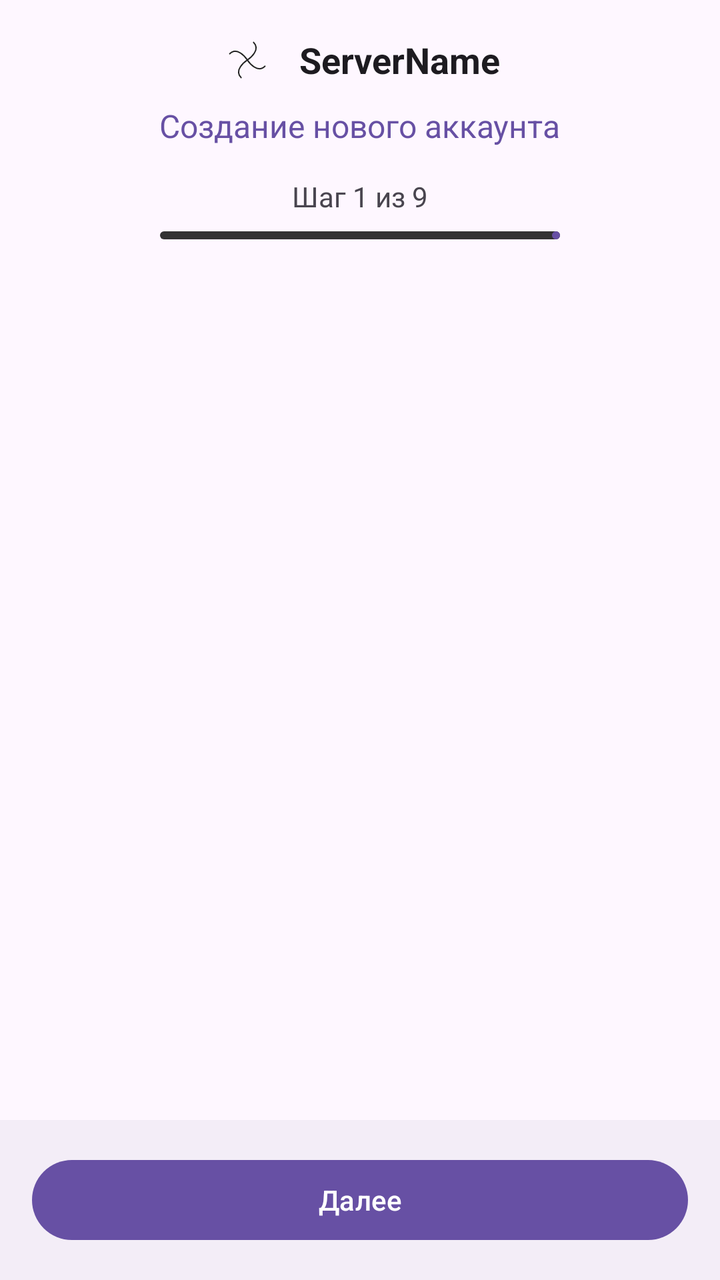
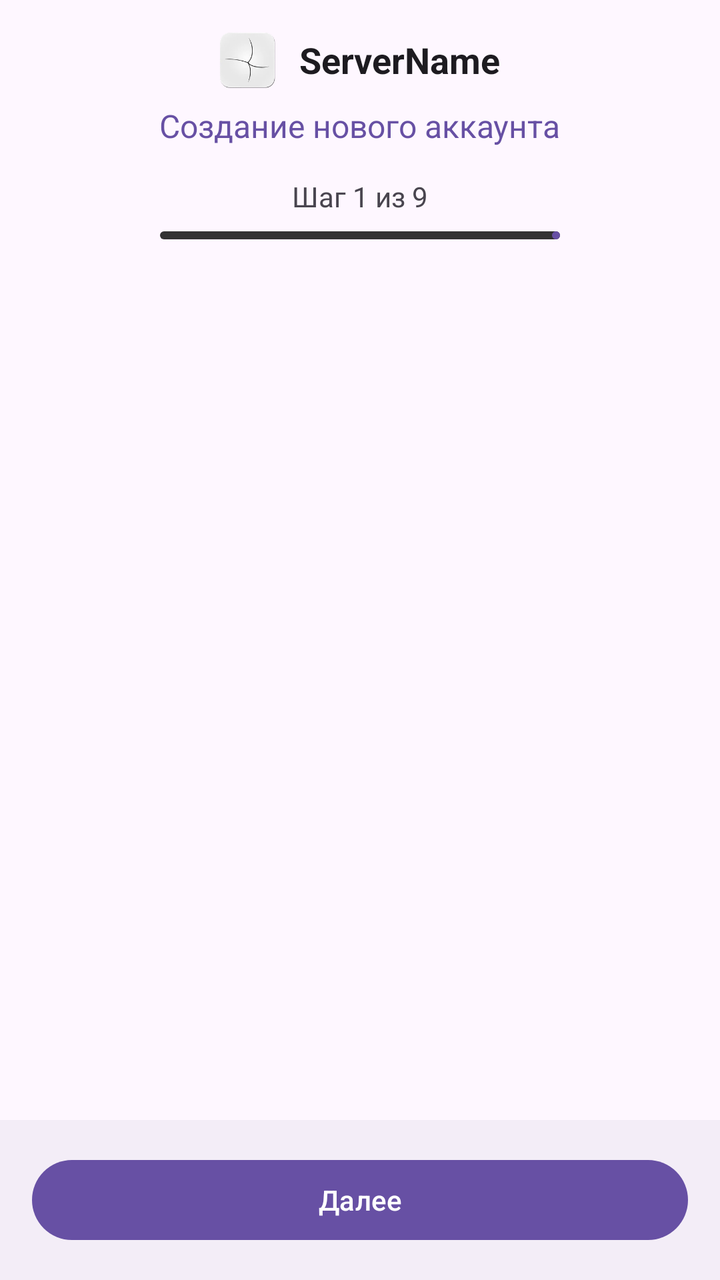

Screens rendered from an Android XML layout before and after an edit, with the pre-edit source and the edit as a unified diff.
<!-- AndroidManifest.xml: activity theme Theme.BarkfluffClientAndroid -->
<!-- res/layout/activity_register.xml -->
<?xml version="1.0" encoding="utf-8"?>
<androidx.coordinatorlayout.widget.CoordinatorLayout xmlns:android="http://schemas.android.com/apk/res/android"
    xmlns:app="http://schemas.android.com/apk/res-auto"
    android:layout_width="match_parent"
    android:layout_height="match_parent"
    android:background="?android:attr/colorBackground"
    android:fitsSystemWindows="true">

    <LinearLayout
        android:layout_width="match_parent"
        android:layout_height="match_parent"
        android:orientation="vertical">

        
        <LinearLayout
            android:id="@+id/headerPanel"
            android:layout_width="match_parent"
            android:layout_height="wrap_content"
            android:orientation="vertical"
            android:paddingStart="16dp"
            android:paddingTop="16dp"
            android:paddingEnd="16dp"
            android:paddingBottom="8dp">

            
            <LinearLayout
                android:layout_width="wrap_content"
                android:layout_height="wrap_content"
                android:layout_gravity="center_horizontal"
                android:gravity="center_vertical"
                android:orientation="horizontal">

                <ImageView
                    android:layout_width="28dp"
                    android:layout_height="28dp"
                    android:src="@drawable/ic_launcher_foreground"
                    android:contentDescription="@string/app_name" />

                <TextView
                    android:id="@+id/serverNameText"
                    android:layout_width="wrap_content"
                    android:layout_height="wrap_content"
                    android:layout_marginStart="12dp"
                    android:text="ServerName"
                    android:textColor="?attr/colorOnSurface"
                    android:textSize="18sp"
                    android:textStyle="bold" />
            </LinearLayout>

            
            <TextView
                android:id="@+id/titleText"
                android:layout_width="wrap_content"
                android:layout_height="wrap_content"
                android:layout_gravity="center_horizontal"
                android:layout_marginTop="8dp"
                android:text="Создание нового аккаунта"
                android:textColor="?attr/colorPrimary"
                android:textSize="16sp" />

            
            <TextView
                android:id="@+id/stepIndicatorText"
                android:layout_width="wrap_content"
                android:layout_height="wrap_content"
                android:layout_gravity="center_horizontal"
                android:layout_marginTop="15dp"
                android:text="Шаг 1 из 9"
                android:textColor="?attr/colorOnSurfaceVariant"
                android:textSize="14sp" />

            
            <com.google.android.material.progressindicator.LinearProgressIndicator
                android:id="@+id/stepProgressBar"
                android:layout_width="200dp"
                android:layout_height="wrap_content"
                android:layout_gravity="center_horizontal"
                android:layout_marginTop="8dp"
                android:indeterminate="false"
                app:indicatorColor="?attr/colorPrimary"
                app:trackColor="#333333"
                app:trackThickness="4dp" />
        </LinearLayout>

        
        <FrameLayout
            android:id="@+id/contentFrame"
            android:layout_width="match_parent"
            android:layout_height="0dp"
            android:layout_weight="1" />

        
        <LinearLayout
            android:id="@+id/buttonPanel"
            android:layout_width="match_parent"
            android:layout_height="wrap_content"
            android:orientation="horizontal"
            android:padding="16dp"
            android:background="?attr/colorSurfaceContainer">

            <com.google.android.material.button.MaterialButton
                android:id="@+id/nextButton"
                android:layout_width="match_parent"
                android:layout_height="wrap_content"
                android:text="Далее" />
        </LinearLayout>
    </LinearLayout>
</androidx.coordinatorlayout.widget.CoordinatorLayout>
<!-- resources referenced by this layout -->
<resources>
  <!-- drawable ic_launcher_foreground (drawable) -->
  <?xml version="1.0" encoding="utf-8"?>
  <vector xmlns:android="http://schemas.android.com/apk/res/android"
      android:width="108dp"
      android:height="108dp"
      android:viewportWidth="108"
      android:viewportHeight="108">
  
      
  
      
      <path
          android:pathData="M66,20 C80,34 60,50 54,54"
          android:strokeColor="#222222"
          android:strokeWidth="2.5"
          android:strokeLineCap="round"
          android:fillColor="#00000000" />
  
      
      <path
          android:pathData="M88,66 C74,80 58,60 54,54"
          android:strokeColor="#222222"
          android:strokeWidth="2.5"
          android:strokeLineCap="round"
          android:fillColor="#00000000" />
  
      
      <path
          android:pathData="M42,88 C28,74 48,58 54,54"
          android:strokeColor="#222222"
          android:strokeWidth="2.5"
          android:strokeLineCap="round"
          android:fillColor="#00000000" />
  
      
      <path
          android:pathData="M20,42 C34,28 50,48 54,54"
          android:strokeColor="#222222"
          android:strokeWidth="2.5"
          android:strokeLineCap="round"
          android:fillColor="#00000000" />
  
  </vector>
  <string name="app_name">Barkfluff</string>
  <style name="Theme.BarkfluffClientAndroid" parent="Base.Theme.BarkfluffClientAndroid" />
  <style name="Base.Theme.BarkfluffClientAndroid" parent="Theme.Material3.DayNight.NoActionBar">
          
          <item name="android:windowLayoutInDisplayCutoutMode" tools:targetApi="p">shortEdges</item>
          <item name="android:statusBarColor">@android:color/transparent</item>
          <item name="android:navigationBarColor">@android:color/transparent</item>
          <item name="android:windowBackground">?android:attr/colorBackground</item>
  
          
          <item name="shapeAppearanceSmallComponent">@style/ShapeAppearance.Material3.SmallComponent</item>
          <item name="shapeAppearanceMediumComponent">@style/ShapeAppearance.Material3.MediumComponent</item>
          <item name="shapeAppearanceLargeComponent">@style/ShapeAppearance.Material3.LargeComponent</item>
  
          
          <item name="textAppearanceDisplayLarge">@style/TextAppearance.Material3.DisplayLarge</item>
          <item name="textAppearanceHeadlineLarge">@style/TextAppearance.Material3.HeadlineLarge</item>
          <item name="textAppearanceTitleLarge">@style/TextAppearance.Material3.TitleLarge</item>
      </style>
</resources>

<!-- the commit's change to res/layout/activity_register.xml (unified diff, before → after) -->
@@ -33,7 +33,7 @@
                 <ImageView
                     android:layout_width="28dp"
                     android:layout_height="28dp"
-                    android:src="@drawable/ic_launcher_foreground"
+                    android:src="@mipmap/ic_launcher"
                     android:contentDescription="@string/app_name" />
 
                 <TextView
<!-- resource entries referenced after the edit -->
@@ -1,48 +1,6 @@
 <!-- resources referenced by this layout -->
 <resources>
-  <!-- drawable ic_launcher_foreground (drawable) -->
-  <?xml version="1.0" encoding="utf-8"?>
-  <vector xmlns:android="http://schemas.android.com/apk/res/android"
-      android:width="108dp"
-      android:height="108dp"
-      android:viewportWidth="108"
-      android:viewportHeight="108">
-  
-      
-  
-      
-      <path
-          android:pathData="M66,20 C80,34 60,50 54,54"
-          android:strokeColor="#222222"
-          android:strokeWidth="2.5"
-          android:strokeLineCap="round"
-          android:fillColor="#00000000" />
-  
-      
-      <path
-          android:pathData="M88,66 C74,80 58,60 54,54"
-          android:strokeColor="#222222"
-          android:strokeWidth="2.5"
-          android:strokeLineCap="round"
-          android:fillColor="#00000000" />
-  
-      
-      <path
-          android:pathData="M42,88 C28,74 48,58 54,54"
-          android:strokeColor="#222222"
-          android:strokeWidth="2.5"
-          android:strokeLineCap="round"
-          android:fillColor="#00000000" />
-  
-      
-      <path
-          android:pathData="M20,42 C34,28 50,48 54,54"
-          android:strokeColor="#222222"
-          android:strokeWidth="2.5"
-          android:strokeLineCap="round"
-          android:fillColor="#00000000" />
-  
-  </vector>
+  <!-- mipmap ic_launcher: webp bitmap (mipmap-hdpi, 1276 bytes) -->
   <string name="app_name">Barkfluff</string>
   <style name="Theme.BarkfluffClientAndroid" parent="Base.Theme.BarkfluffClientAndroid" />
   <style name="Base.Theme.BarkfluffClientAndroid" parent="Theme.Material3.DayNight.NoActionBar">
